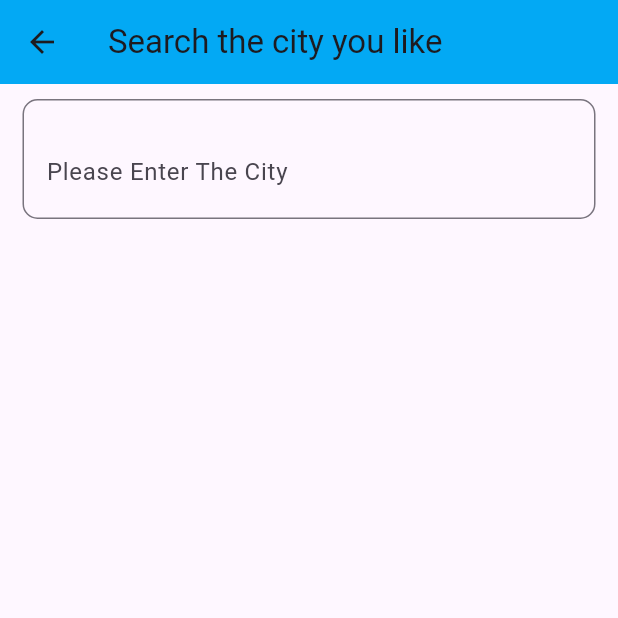
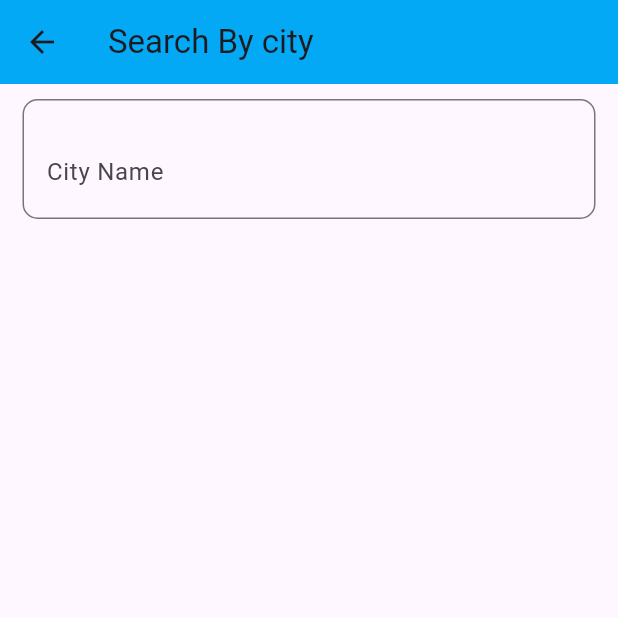
Before and after one commit to zakarieyusuf0/weather_app, a Flutter app: the SearchScreen screen opened by its route, on a phone screen of 412 x 824 dp, the top half of it. Run offline on Flutter 3.47's test engine with Material 3 defaults, Android fonts, the phone set to English and light mode, and no system bars; our stand-ins replace weather.

Commit message:
updated the title and the hint text

```diff
--- a/lib/views/SearchScreen.dart
+++ b/lib/views/SearchScreen.dart
@@ -27,7 +27,7 @@ class _SearchScreenState extends State<SearchScreen> {
     return Scaffold(
       appBar: AppBar(
         backgroundColor: Colors.lightBlue,
-        title: Text('Search the city you like'),
+        title: Text('Search By city'),
       ),
       body: Column(
         children: [
@@ -43,7 +43,7 @@ class _SearchScreenState extends State<SearchScreen> {
                 });
               },
               decoration: InputDecoration(
-                hintText: 'Please Enter The City',
+                hintText: 'City Name',
                 border: OutlineInputBorder(
                   borderRadius: BorderRadius.circular(
                     10,
```
